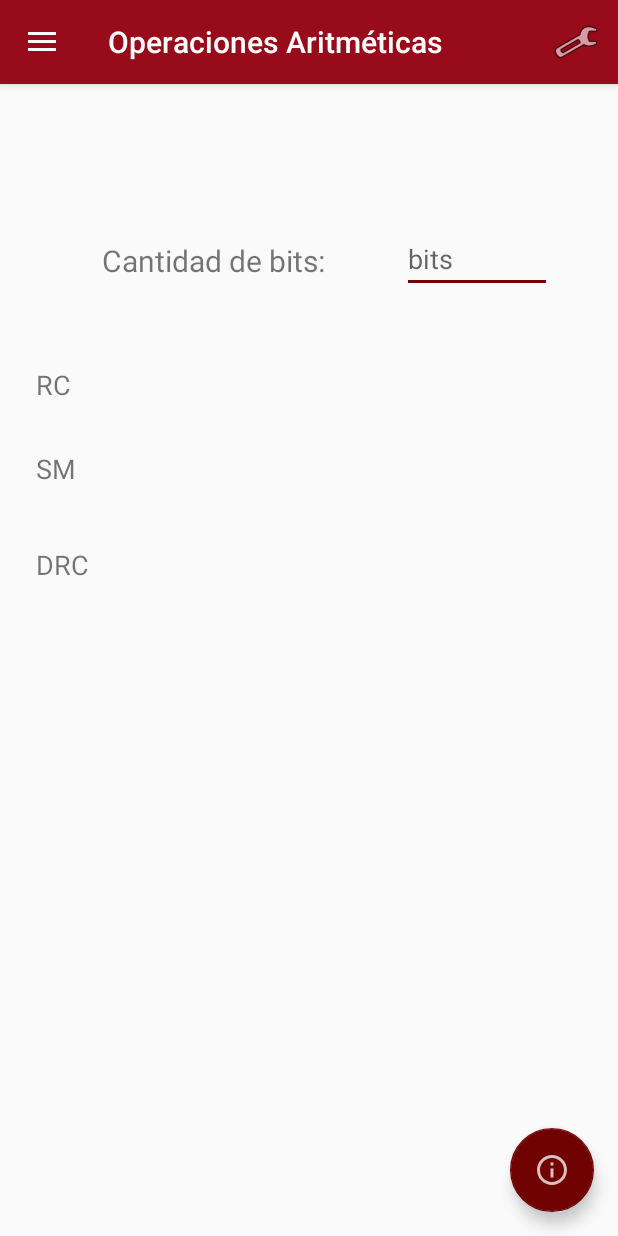
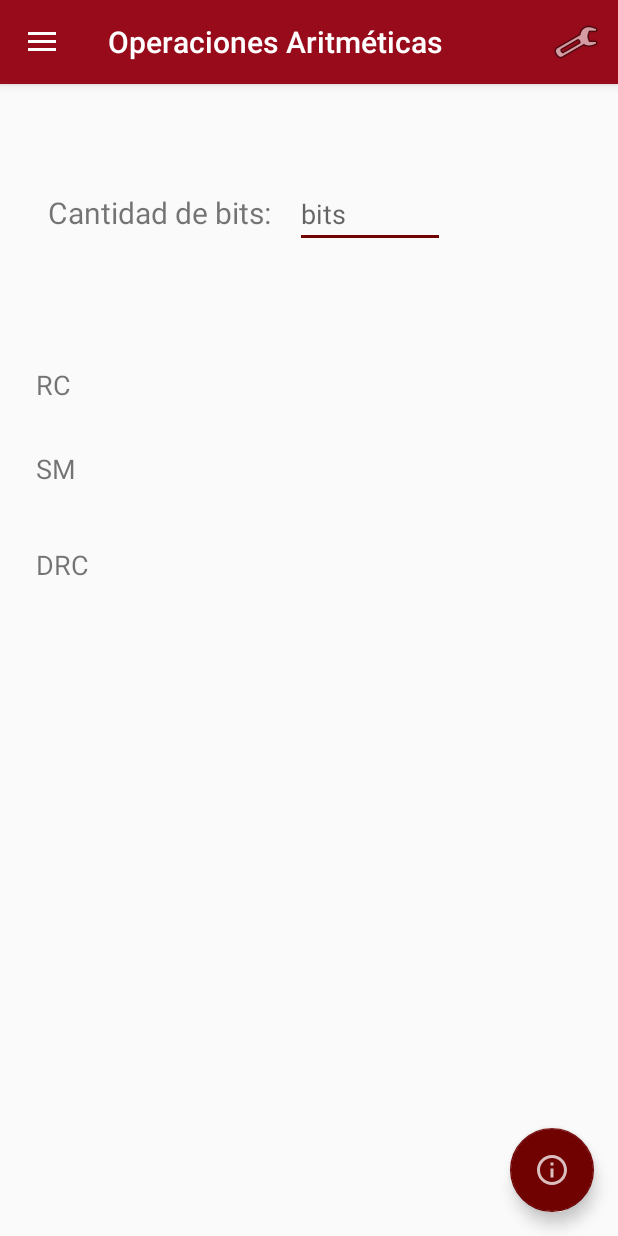
Before and after one commit to tscandalitta/OrgApp, an Android app: the screen it shows after launch (MainActivity), in the side drawer, after a tap on "Generador de Rangos", on a phone screen of 412 x 824 dp. Run offline under Robolectric (Android 15) with nearby library versions, the phone set to English and light mode, and no system bars.

Commit message:
no message

```diff
--- a/app/src/main/res/layout/fragment_rangos.xml
+++ b/app/src/main/res/layout/fragment_rangos.xml
@@ -23,13 +23,13 @@
     <EditText
         android:id="@+id/txt_cantidad_bits"
         android:layout_width="100dp"
-        android:layout_height="43dp"
-        android:layout_marginStart="268dp"
-        android:layout_marginTop="96dp"
+        android:layout_height="wrap_content"
+        android:layout_marginStart="16dp"
+        android:layout_marginTop="64dp"
         android:ems="10"
         android:hint="bits"
         android:inputType="number"
-        app:layout_constraintStart_toStartOf="parent"
+        app:layout_constraintStart_toEndOf="@+id/labelRepresentacion2"
         app:layout_constraintTop_toTopOf="parent" />
 
     <TextView
@@ -49,9 +49,9 @@
     <TextView
         android:id="@+id/labelRepresentacion2"
         android:layout_width="wrap_content"
-        android:layout_height="0dp"
-        android:layout_marginStart="68dp"
-        android:layout_marginTop="104dp"
+        android:layout_height="wrap_content"
+        android:layout_marginStart="32dp"
+        android:layout_marginTop="72dp"
         android:layout_marginEnd="8dp"
         android:text="Cantidad de bits:"
         android:textSize="20sp"
```
Also changed, not shown: 1 other file.
